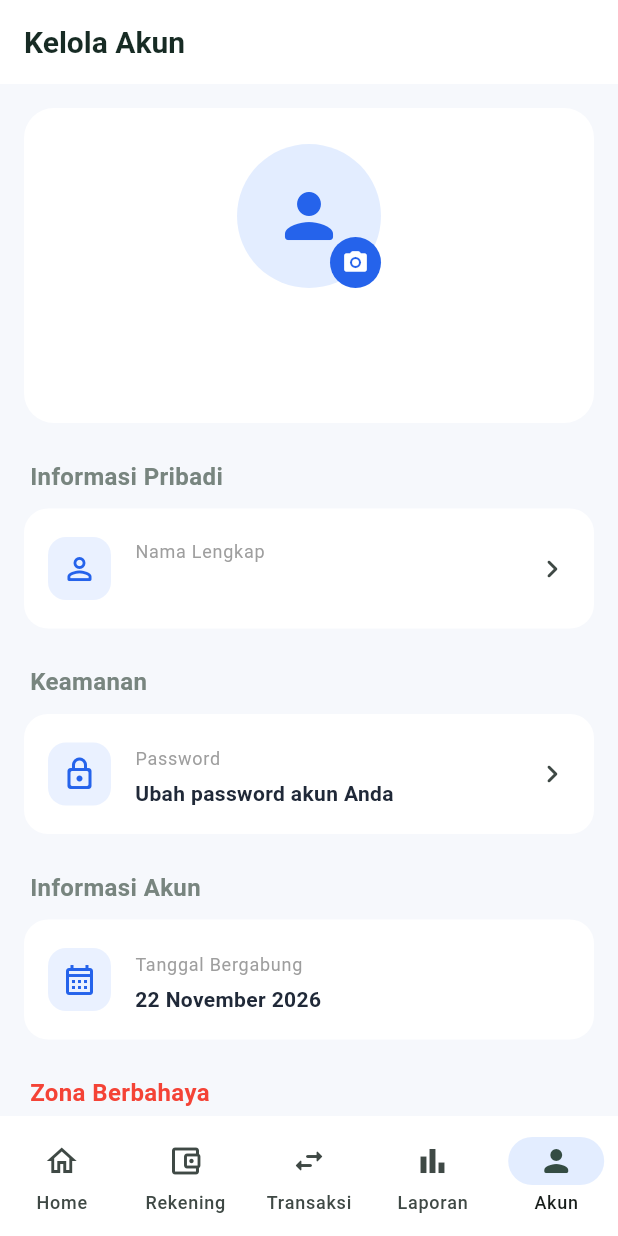
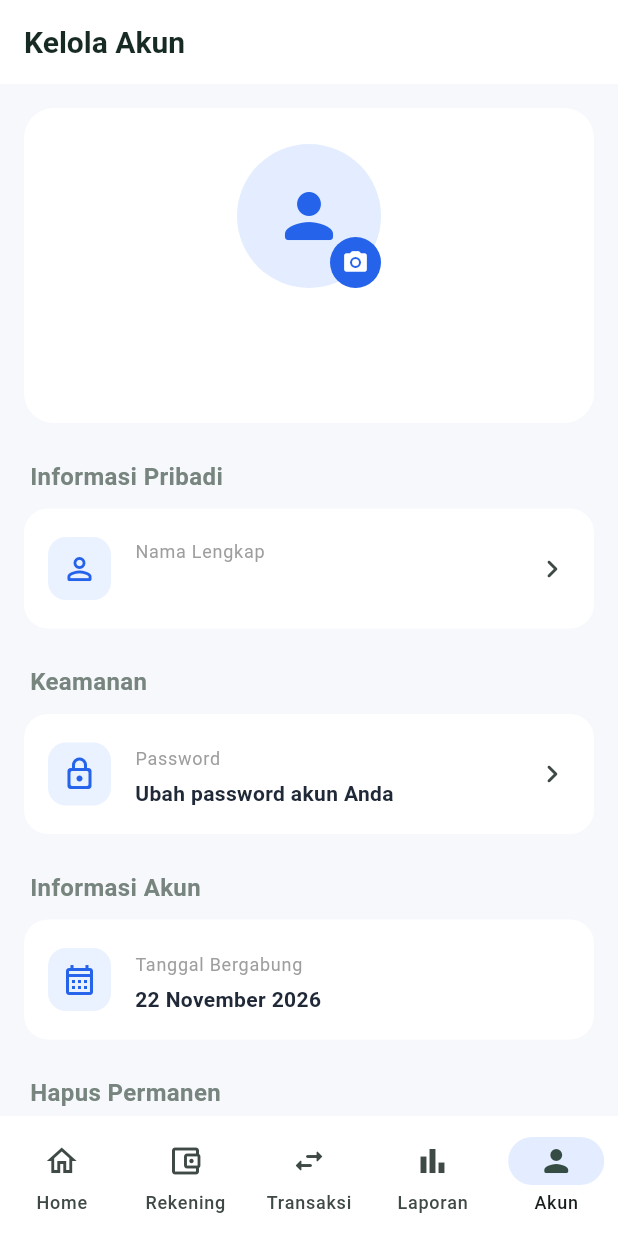
Before and after one commit to febrinurhidayat/fintrack, a Flutter app: the screen it shows once a user with an empty profile is signed in, item 5 of the bottom bar chosen, on a phone screen of 412 x 824 dp. Run offline on Flutter 3.47's test engine with Material 3 defaults, Android fonts, the phone set to English and light mode, and no system bars; our stand-ins replace fl_chart, flutter_dotenv, flutter_riverpod, image_picker, pdf, printing and 2 more; accounts and stored records are empty.

Commit message:
fix: ganti warna

```diff
--- a/lib/features/profile/pages/profile_page.dart
+++ b/lib/features/profile/pages/profile_page.dart
@@ -714,11 +714,10 @@ class _AccountPageState extends ConsumerState<AccountPage> {
                 const Padding(
                   padding: EdgeInsets.only(left: 4, bottom: 10),
                   child: Text(
-                    'Zona Berbahaya',
+                    'Hapus Permanen',
                     style: TextStyle(
                       fontSize: 16,
                       fontWeight: FontWeight.bold,
-                      color: Colors.red,
                     ),
                   ),
                 ),
```
